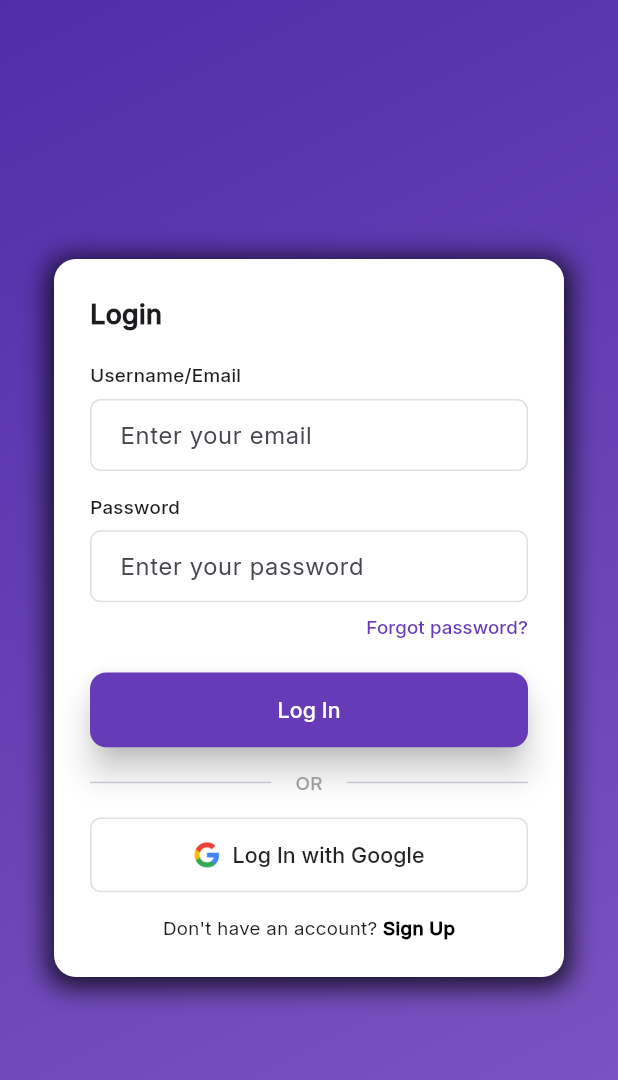
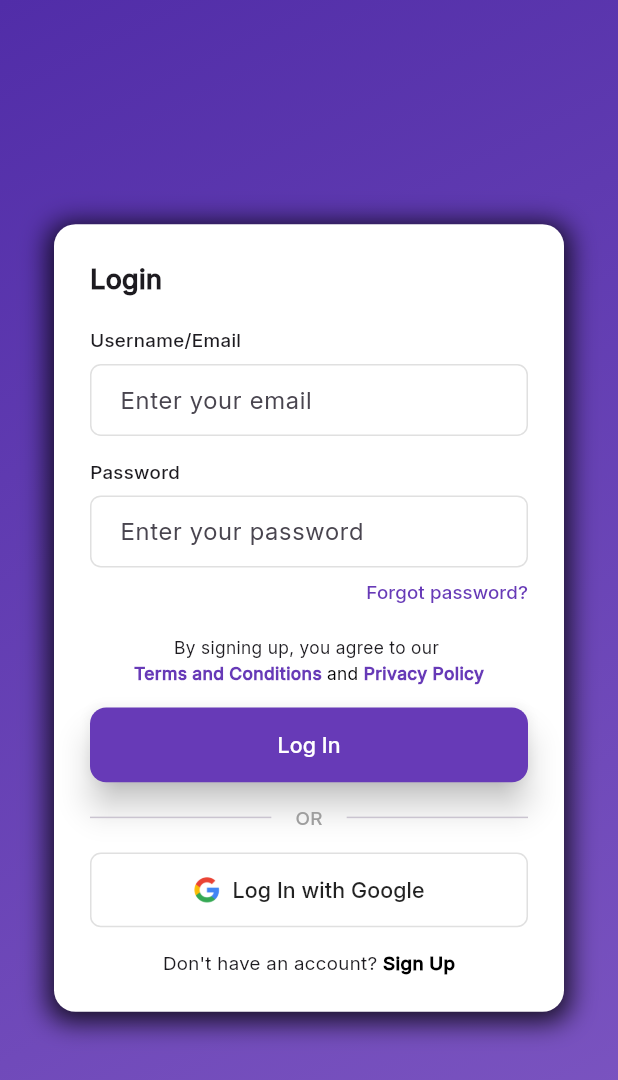
Before and after one commit to luisobumani/Thesis-Project_Omnitrics-Application, a Flutter app: the LoginScreen screen opened directly, on a phone screen of 412 x 824 dp. Shown: the top 1080 px of the screen. Run offline on Flutter 3.47's test engine with Material 3 defaults, Android fonts, the light colour scheme and no system bars; our stand-ins replace animated_splash_screen, camera, cloud_firestore, firebase_auth, firebase_core, flutter_screenutil and 7 more; missing offline and left inert: flutter_circle_chart, gallery_saver_plus; accounts and stored records are empty.

Commit message:
Added terms and policy to log in

```diff
--- a/omnitrics_thesis/lib/auth/sign-in/login.dart
+++ b/omnitrics_thesis/lib/auth/sign-in/login.dart
@@ -4,6 +4,8 @@ import 'package:flutter/services.dart';
 import 'package:omnitrics_thesis/auth/emailVerification/email_verification_page.dart';
 import 'package:omnitrics_thesis/auth/forgetPassword/forgot_password.dart';
 import 'package:omnitrics_thesis/auth/googleSignIn/google_signin_handler.dart';
+import 'package:omnitrics_thesis/auth/sign-in/Widget/privacyPopUp.dart';
+import 'package:omnitrics_thesis/auth/sign-in/Widget/termsPopUp.dart';
 import 'package:omnitrics_thesis/auth/sign-in/sign_up.dart';
 import 'package:omnitrics_thesis/home/homepage.dart';
 import '../services/authentication.dart';
@@ -196,6 +198,57 @@ class _LoginScreenState extends State<LoginScreen> {
                       ),
                     ),
                   ),
+                  SizedBox(height: 14.h,),
+                  Center(child:
+              Wrap (
+                alignment: WrapAlignment.center,
+                children: [
+                  Text(
+                    'By signing up, you agree to our ',
+                    style: TextStyle(fontSize: 13.sp),
+                  ),
+                  GestureDetector(
+                    onTap: () {
+                      showDialog(
+                        context: context,
+                      builder: (BuildContextcontext) {
+                      return termsPop();
+                      }
+                      );
+                    },
+                    child: Text(
+                      'Terms and Conditions ',
+                      style: TextStyle(
+                        fontSize: 13.sp,
+                        fontWeight: FontWeight.bold,
+                        color: Colors.deepPurple),
+                    ),
+                  ),
+                  Text(
+                    'and ',
+                    style: TextStyle(
+                      fontSize: 13.sp,
+                      color: Colors.black,
+                    ),
+                  ),
+                  GestureDetector(
+                    onTap: () {
+                      showDialog(
+                        context: context,
+                        builder: (BuildContext context) {
+                          return privacypolicyPop();
+                        });
+                    },
+                    child: Text(
+                      'Privacy Policy',
+                      style: TextStyle(
+                        fontSize: 13.sp,
+                        fontWeight: FontWeight.bold,
+                        color: Colors.deepPurple),
+                    ),
+                  ),
+                ],
+              ),),
                   SizedBox(height: 16.h),
                   SizedBox(
                     width: double.infinity,
```
